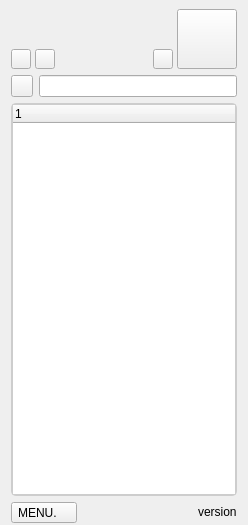
Above: qt4_src/src/ui/fetionwindow.ui from libfetion/libfetion-gui before the change. Below: the same form after it.
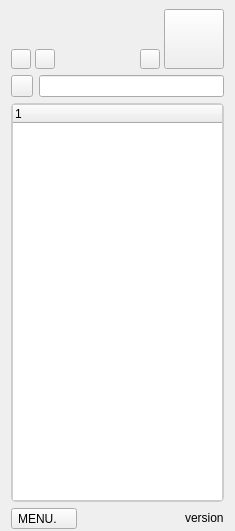
That is the form after the change. The open tabs and pages were chosen to show the change. Custom widgets are drawn as their Qt base class.

Commit message: fix windows size...

Diff of the .ui file:
```diff
--- a/qt4_src/src/ui/fetionwindow.ui
+++ b/qt4_src/src/ui/fetionwindow.ui
@@ -1,13 +1,13 @@
 <?xml version="1.0" encoding="UTF-8"?>
 <ui version="4.0">
  <class>FetionWindow</class>
- <widget class="QWidget" name="FetionWindow">
-  <property name="geometry">
+ <widget class="QWidget" name="FetionWindow" >
+  <property name="geometry" >
    <rect>
     <x>0</x>
     <y>0</y>
-    <width>248</width>
-    <height>525</height>
+    <width>235</width>
+    <height>531</height>
    </rect>
   </property>
   <property name="sizePolicy">
@@ -16,34 +16,34 @@
     <verstretch>0</verstretch>
    </sizepolicy>
   </property>
-  <property name="minimumSize">
+  <property name="minimumSize" >
    <size>
-    <width>248</width>
+    <width>220</width>
     <height>525</height>
    </size>
   </property>
   <property name="windowTitle">
    <string>Form</string>
   </property>
-  <layout class="QGridLayout" name="gridLayout_2">
-   <property name="topMargin">
+  <layout class="QGridLayout" >
+   <property name="topMargin" >
     <number>9</number>
    </property>
-   <property name="bottomMargin">
+   <property name="bottomMargin" >
     <number>2</number>
    </property>
-   <item row="0" column="0" colspan="4">
-    <layout class="QGridLayout" name="gridLayout">
-     <property name="horizontalSpacing">
+   <item row="0" column="0" colspan="4" >
+    <layout class="QGridLayout" >
+     <property name="horizontalSpacing" >
       <number>4</number>
      </property>
-     <property name="verticalSpacing">
+     <property name="verticalSpacing" >
       <number>0</number>
      </property>
-     <item row="0" column="0">
-      <widget class="fxgui::FxEditableLabel" name="nickname">
-       <property name="sizePolicy">
-        <sizepolicy hsizetype="Preferred" vsizetype="Fixed">
+     <item row="0" column="0" >
+      <widget class="fxgui::FxEditableLabel" name="nickname" >
+       <property name="sizePolicy" >
+        <sizepolicy vsizetype="Fixed" hsizetype="Preferred" >
          <horstretch>0</horstretch>
          <verstretch>0</verstretch>
         </sizepolicy>
@@ -60,10 +60,10 @@
        <widget class="QWidget" name="page"/>
       </widget>
      </item>
-     <item row="0" column="1" rowspan="3">
-      <widget class="QToolButton" name="portrait">
-       <property name="sizePolicy">
-        <sizepolicy hsizetype="Minimum" vsizetype="Minimum">
+     <item rowspan="3" row="0" column="1" >
+      <widget class="QToolButton" name="portrait" >
+       <property name="sizePolicy" >
+        <sizepolicy vsizetype="Minimum" hsizetype="Minimum" >
          <horstretch>0</horstretch>
          <verstretch>0</verstretch>
         </sizepolicy>
@@ -97,10 +97,10 @@
        </property>
       </widget>
      </item>
-     <item row="1" column="0">
-      <widget class="fxgui::FxEditableLabel" name="impression">
-       <property name="sizePolicy">
-        <sizepolicy hsizetype="Preferred" vsizetype="Fixed">
+     <item row="1" column="0" >
+      <widget class="fxgui::FxEditableLabel" name="impression" >
+       <property name="sizePolicy" >
+        <sizepolicy vsizetype="Fixed" hsizetype="Preferred" >
          <horstretch>0</horstretch>
          <verstretch>0</verstretch>
         </sizepolicy>
@@ -114,9 +114,9 @@
        <widget class="QWidget" name="page_2"/>
       </widget>
      </item>
-     <item row="2" column="0">
-      <layout class="QHBoxLayout" name="horizontalLayout">
-       <property name="spacing">
+     <item row="2" column="0" >
+      <layout class="QHBoxLayout" >
+       <property name="spacing" >
         <number>4</number>
        </property>
        <item>
@@ -152,11 +152,11 @@
         </widget>
        </item>
        <item>
-        <spacer name="horizontalSpacer_2">
-         <property name="orientation">
+        <spacer>
+         <property name="orientation" >
           <enum>Qt::Horizontal</enum>
          </property>
-         <property name="sizeHint" stdset="0">
+         <property name="sizeHint" >
           <size>
            <width>40</width>
            <height>16</height>
@@ -165,8 +165,8 @@
         </spacer>
        </item>
        <item>
-        <widget class="QToolButton" name="btnSkin">
-         <property name="maximumSize">
+        <widget class="QToolButton" name="btnSkin" >
+         <property name="maximumSize" >
           <size>
            <width>20</width>
            <height>20</height>
@@ -209,10 +209,10 @@
      </property>
     </widget>
    </item>
-   <item row="1" column="1" colspan="3">
-    <widget class="QLineEditFocus" name="lineSearch">
-     <property name="sizePolicy">
-      <sizepolicy hsizetype="Expanding" vsizetype="Fixed">
+   <item row="1" column="1" colspan="3" >
+    <widget class="QLineEditFocus" name="lineSearch" >
+     <property name="sizePolicy" >
+      <sizepolicy vsizetype="Fixed" hsizetype="Expanding" >
        <horstretch>0</horstretch>
        <verstretch>0</verstretch>
       </sizepolicy>
@@ -234,10 +234,10 @@
      </property>
     </widget>
    </item>
-   <item row="2" column="0" colspan="4">
-    <widget class="QStackedWidget" name="mainUserListStack">
-     <property name="sizePolicy">
-      <sizepolicy hsizetype="Preferred" vsizetype="Expanding">
+   <item row="2" column="0" colspan="4" >
+    <widget class="QStackedWidget" name="mainUserListStack" >
+     <property name="sizePolicy" >
+      <sizepolicy vsizetype="Expanding" hsizetype="Preferred" >
        <horstretch>0</horstretch>
        <verstretch>0</verstretch>
       </sizepolicy>
@@ -252,17 +252,26 @@
         <verstretch>0</verstretch>
        </sizepolicy>
       </property>
-      <layout class="QVBoxLayout" name="verticalLayout_2">
-       <property name="spacing">
+      <layout class="QVBoxLayout" >
+       <property name="spacing" >
         <number>0</number>
        </property>
-       <property name="margin">
+       <property name="leftMargin" >
+        <number>0</number>
+       </property>
+       <property name="topMargin" >
+        <number>0</number>
+       </property>
+       <property name="rightMargin" >
+        <number>0</number>
+       </property>
+       <property name="bottomMargin" >
         <number>0</number>
        </property>
        <item>
-        <widget class="fxgui::FxUserTree" name="view">
-         <property name="sizePolicy">
-          <sizepolicy hsizetype="Expanding" vsizetype="MinimumExpanding">
+        <widget class="fxgui::FxUserTree" name="view" >
+         <property name="sizePolicy" >
+          <sizepolicy vsizetype="MinimumExpanding" hsizetype="Expanding" >
            <horstretch>0</horstretch>
            <verstretch>0</verstretch>
           </sizepolicy>
@@ -336,9 +345,9 @@
      </widget>
     </widget>
    </item>
-   <item row="3" column="0" colspan="2">
-    <widget class="QToolButton" name="btnMenu">
-     <property name="text">
+   <item row="3" column="0" colspan="2" >
+    <widget class="QToolButton" name="btnMenu" >
+     <property name="text" >
       <string>MENU.    </string>
      </property>
      <property name="popupMode">
@@ -346,12 +355,12 @@
      </property>
     </widget>
    </item>
-   <item row="3" column="2">
-    <spacer name="horizontalSpacer">
-     <property name="orientation">
+   <item row="3" column="2" >
+    <spacer>
+     <property name="orientation" >
       <enum>Qt::Horizontal</enum>
      </property>
-     <property name="sizeHint" stdset="0">
+     <property name="sizeHint" >
       <size>
        <width>8</width>
        <height>20</height>
@@ -359,10 +368,10 @@
      </property>
     </spacer>
    </item>
-   <item row="3" column="3">
-    <widget class="QLabel" name="version">
-     <property name="sizePolicy">
-      <sizepolicy hsizetype="Preferred" vsizetype="Fixed">
+   <item row="3" column="3" >
+    <widget class="QLabel" name="version" >
+     <property name="sizePolicy" >
+      <sizepolicy vsizetype="Fixed" hsizetype="Preferred" >
        <horstretch>0</horstretch>
        <verstretch>0</verstretch>
       </sizepolicy>
```
Left out of the diff: 136 changed lines with no effect on the pictures. The commit also changes 2 other files.
